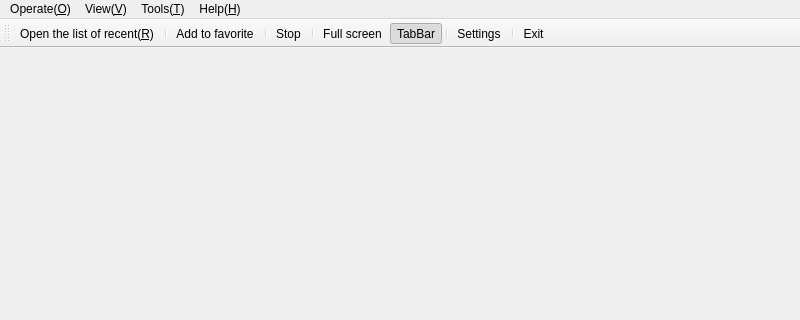
KangLin/RabbitRemoteControl, file App/Client/mainwindow.ui: the form before one commit; both pictures show x 0 to 800 and y 0 to 320 of the 800 by 600 pixel window.
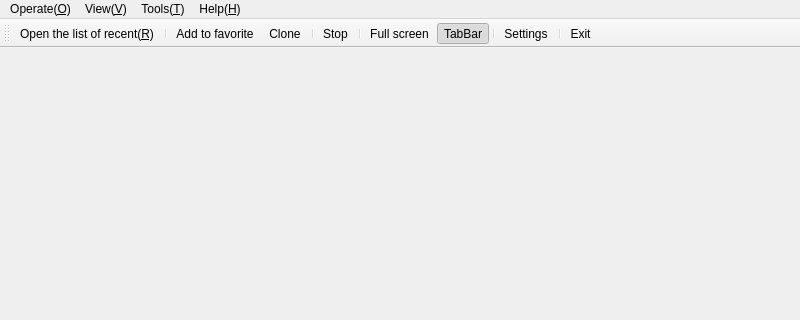
The form after the commit. Icons and pictures are not drawn.

Commit message: App: Add clone in tool bar

The edit to the form file:
```diff
--- a/App/Client/mainwindow.ui
+++ b/App/Client/mainwindow.ui
@@ -103,6 +103,7 @@
    <addaction name="actionOpenListRecent"/>
    <addaction name="separator"/>
    <addaction name="actionAdd_to_favorite"/>
+   <addaction name="actionClone"/>
    <addaction name="separator"/>
    <addaction name="actionStop"/>
    <addaction name="separator"/>
```
Left out of the diff: 2 changed lines with no effect on the pictures. The commit also changes 1 other file.
